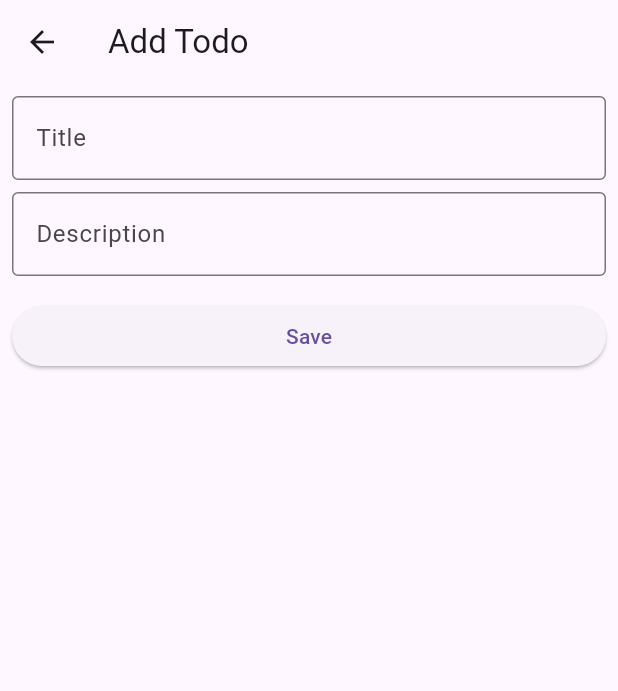
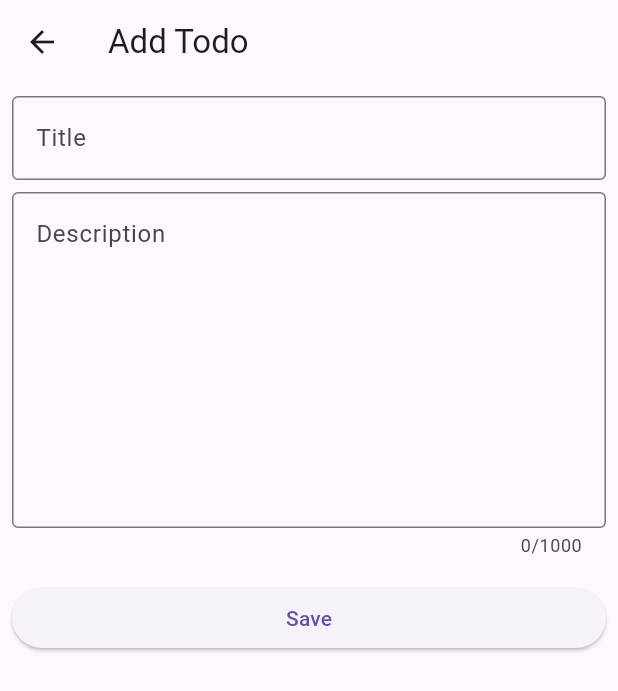
Before and after one commit to Bilawal-Mehfooz-Malik/todo_app, a Flutter app: the screen it shows after launch, after a tap on the "add" icon, on a phone screen of 412 x 824 dp. Shown: the top 691 px of the screen. Run offline on Flutter 3.47's test engine with Material 3 defaults, Android fonts, the phone set to English and light mode, and no system bars; our stand-ins replace go_router; generated files the repository leaves out were written again.

Commit message:
refactored some code

```diff
--- /dev/null
+++ b/lib/src/common/custom_text_field.dart
@@ -0,0 +1,33 @@
+import 'package:flutter/material.dart';
+
+class CustomTextField extends StatelessWidget {
+  final String? label;
+  final String? hintText;
+  final int? maxLines;
+  final int? maxLength;
+  final TextInputType keyboardType;
+  final TextEditingController controller;
+  const CustomTextField({
+    super.key,
+    this.label,
+    required this.controller,
+    this.maxLines,
+    this.hintText,
+    this.maxLength,
+    this.keyboardType = TextInputType.text,
+  });
+
+  @override
+  Widget build(BuildContext context) {
+    return TextField(
+      maxLines: maxLines,
+      maxLength: maxLength,
+      keyboardType: keyboardType,
+      decoration: InputDecoration(
+        labelText: label,
+        hintText: hintText,
+        border: const OutlineInputBorder(),
+      ),
+    );
+  }
+}
--- a/lib/src/common/custom_textformfield.dart
+++ /dev/null
@@ -1,21 +0,0 @@
-import 'package:flutter/material.dart';
-
-class CustomTextFormField extends StatelessWidget {
-  final String label;
-  final TextEditingController controller;
-  const CustomTextFormField({
-    super.key,
-    required this.label,
-    required this.controller,
-  });
-
-  @override
-  Widget build(BuildContext context) {
-    return TextFormField(
-      decoration: InputDecoration(
-        label: Text(label),
-        border: const OutlineInputBorder(),
-      ),
-    );
-  }
-}
--- a/lib/src/features/add_tasks/presentation/add_task_textfield_section.dart
+++ b/lib/src/features/add_tasks/add_task_textfield_section.dart
@@ -2,7 +2,7 @@ import 'package:flutter/material.dart';
 
 // local imports
 import 'package:todo_app/src/constants/app_sizes.dart';
-import 'package:todo_app/src/common/custom_textformfield.dart';
+import 'package:todo_app/src/common/custom_text_field.dart';
 import 'package:todo_app/src/localization/string_hardcoded.dart';
 
 class AddTaskTextFieldsSection extends StatefulWidget {
@@ -31,13 +31,15 @@ class _AddTaskTextFieldsSectionState extends State<AddTaskTextFieldsSection> {
       key: _formKey,
       child: Column(
         children: [
-          CustomTextFormField(
+          CustomTextField(
             label: 'Title'.hardcoded,
             controller: _titleController,
           ),
           gapH8,
-          CustomTextFormField(
-            label: 'Description'.hardcoded,
+          CustomTextField(
+            maxLines: 8,
+            maxLength: 1000,
+            hintText: 'Description'.hardcoded,
             controller: _descriptionController,
           ),
           gapH16,
--- a/lib/src/features/add_tasks/presentation/add_tasks_screen.dart
+++ b/lib/src/features/add_tasks/add_tasks_screen.dart
@@ -3,8 +3,9 @@ import 'package:flutter/material.dart';
 // local imports
 import 'package:todo_app/src/constants/app_sizes.dart';
 import 'package:todo_app/src/common/alert_dialogues.dart';
+import 'package:todo_app/src/localization/string_hardcoded.dart';
 import 'package:todo_app/src/common/custom_elevated_button.dart';
-import 'package:todo_app/src/features/add_tasks/presentation/add_task_textfield_section.dart';
+import 'package:todo_app/src/features/add_tasks/add_task_textfield_section.dart';
 
 class AddTaskScreen extends StatelessWidget {
   const AddTaskScreen({super.key});
@@ -12,7 +13,7 @@ class AddTaskScreen extends StatelessWidget {
   @override
   Widget build(BuildContext context) {
     return Scaffold(
-      appBar: AppBar(title: const Text('Add Todo')),
+      appBar: AppBar(title: Text('Add Todo'.hardcoded)),
       body: Padding(
         padding: const EdgeInsets.all(Sizes.p8),
         child: Column(
@@ -23,7 +24,7 @@ class AddTaskScreen extends StatelessWidget {
 
             // Save Todo Button
             CustomElevatedButton(
-              text: 'Save',
+              text: 'Save'.hardcoded,
               onPressed: () => _saveTodo(context),
             ),
             gapH4,
--- a/lib/src/features/my_tasks/presentation/my_tasks_screen.dart
+++ b/lib/src/features/my_tasks/presentation/my_tasks_screen.dart
@@ -13,28 +13,14 @@ class MyTasksScreen extends StatelessWidget {
 
   @override
   Widget build(BuildContext context) {
-    final style = Theme.of(context);
-    final textTheme =
-        style.textTheme.titleMedium!.copyWith(fontWeight: FontWeight.bold);
-
-    // TODO: Replace with your data fetching logic (consider using a state management solution)
+    // TODO: Replace with your data fetching logic
     final tasks = testTasks.toList();
 
     return Scaffold(
       appBar: AppBar(title: Text('My Tasks'.hardcoded)),
-      body: SingleChildScrollView(
-        child: Padding(
-          padding: const EdgeInsets.symmetric(horizontal: Sizes.p16),
-          child: Column(
-            crossAxisAlignment: CrossAxisAlignment.stretch,
-            children: [
-              // Urgent Tasks Section
-              Text('Urgent Tasks'.hardcoded, style: textTheme),
-              gapH8,
-              TaskListView(tasks: tasks),
-            ],
-          ),
-        ),
+      body: Padding(
+        padding: const EdgeInsets.symmetric(horizontal: Sizes.p16),
+        child: TaskListView(tasks: tasks),
       ),
       floatingActionButton: _floatingActionButton(context),
     );
--- a/lib/src/localization/app_en.arb
+++ b/lib/src/localization/app_en.arb
@@ -1,7 +1,7 @@
 {
   "@@locale": "en",
 
-  "app_title": "TODO App",
+  "app_title": "TODO",
   "@appTitle": {
     "description": "The title of the application"
   },
@@ -56,11 +56,6 @@
     "description": "The label displayed for the input field where users enter the name of a task."
   },
 
-  "priority": "Priority",
-  "@priority": {
-    "description": "The label displayed for the option to set the importance level of a task (e.g., high, normal)."
-  },
-
   "due_date": "Due Date",
   "@due_date": {
     "description": "The label displayed for the option to set a deadline for completing a task."
--- a/lib/src/localization/app_ur.arb
+++ b/lib/src/localization/app_ur.arb
@@ -11,7 +11,6 @@
     "light_mode": "لائٹ موڈ",
     "dark_mode": "ڈارک موڈ",
     "task_title": "ٹائٹل",
-    "priority": "ترجیح",
     "due_date": "مکمل کرنے کی تاریخ",
     "complete": "مکمل شدہ کے طور پر نشان زد کریں",
     "notes": "نوٹس",
--- a/lib/src/routers/app_router.dart
+++ b/lib/src/routers/app_router.dart
@@ -2,7 +2,7 @@ import 'package:go_router/go_router.dart';
 
 // local imports
 import 'package:todo_app/src/features/my_tasks/presentation/my_tasks_screen.dart';
-import 'package:todo_app/src/features/add_tasks/presentation/add_tasks_screen.dart';
+import 'package:todo_app/src/features/add_tasks/add_tasks_screen.dart';
 
 enum AppRoute { mytasks, addtask, settings }
 
--- /dev/null
+++ b/lib/src/utils/extensions.dart
@@ -0,0 +1,22 @@
+import 'package:flutter/material.dart';
+import 'package:flutter_gen/gen_l10n/app_localizations.dart';
+
+// extension to reduce boilerplate code for using localized text
+extension LocalizationExtension on BuildContext {
+  AppLocalizations get loc => AppLocalizations.of(this)!;
+}
+
+// extension for easy access to themdata
+extension ThemeExtension on BuildContext {
+  ThemeData get theme => Theme.of(this);
+}
+
+// extension for easy access to texttheme
+extension TextThemeExtension on BuildContext {
+  TextTheme get txtTheme => Theme.of(this).textTheme;
+}
+
+// extension for easy access to colorscheme
+extension ColorSchemeExtension on BuildContext {
+  ColorScheme get color => Theme.of(this).colorScheme;
+}
```
